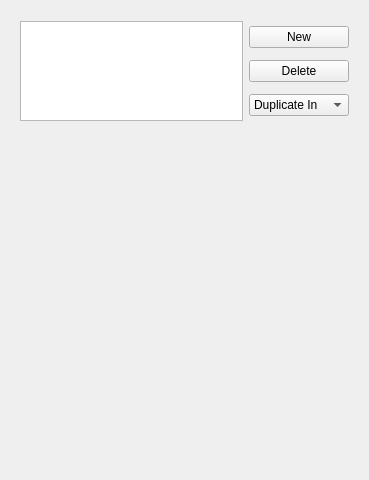
Above: apps/vaporgui/guis/ui/renderselector.ui from yyr/vapor before the change. Below: the same form after it.
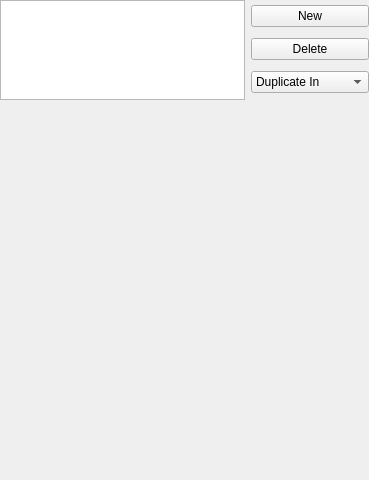
That is the form after the change.

```diff
--- a/apps/vaporgui/guis/ui/renderselector.ui
+++ b/apps/vaporgui/guis/ui/renderselector.ui
@@ -14,27 +14,12 @@
    <string>Form</string>
   </property>
   <layout class="QHBoxLayout" name="horizontalLayout">
+   <property name="margin">
+    <number>0</number>
+   </property>
    <item>
     <layout class="QVBoxLayout" name="verticalLayout">
      <item>
-      <widget class="QFrame" name="frame">
-       <property name="maximumSize">
-        <size>
-         <width>16777215</width>
-         <height>120</height>
-        </size>
-       </property>
-       <property name="frameShape">
-        <enum>QFrame::NoFrame</enum>
-       </property>
-       <property name="frameShadow">
-        <enum>QFrame::Plain</enum>
-       </property>
-       <property name="lineWidth">
-        <number>0</number>
-       </property>
-       <layout class="QHBoxLayout" name="horizontalLayout_3">
-        <item>
          <layout class="QHBoxLayout" name="horizontalLayout_2">
           <item>
            <layout class="QVBoxLayout" name="verticalLayout_2">
@@ -147,9 +132,6 @@
           </item>
          </layout>
         </item>
-       </layout>
-      </widget>
-     </item>
      <item>
       <spacer name="verticalSpacer">
        <property name="orientation">
@@ -161,7 +143,7 @@
        <property name="sizeHint" stdset="0">
         <size>
          <width>20</width>
-         <height>5</height>
+         <height>13</height>
         </size>
        </property>
       </spacer>
@@ -195,19 +177,22 @@
           <property name="lineWidth">
            <number>0</number>
           </property>
+          <property name="horizontalScrollBarPolicy">
+           <enum>Qt::ScrollBarAlwaysOff</enum>
+          </property>
           <property name="widgetResizable">
            <bool>true</bool>
           </property>
           <property name="alignment">
-           <set>Qt::AlignLeading|Qt::AlignLeft|Qt::AlignTop</set>
+           <set>Qt::AlignJustify|Qt::AlignTop</set>
           </property>
           <widget class="QWidget" name="scrollAreaWidgetContents">
            <property name="geometry">
             <rect>
              <x>0</x>
              <y>0</y>
-             <width>331</width>
-             <height>305</height>
+             <width>349</width>
+             <height>282</height>
             </rect>
            </property>
           </widget>
```
Lines whose indentation alone changed are shown as unchanged.
